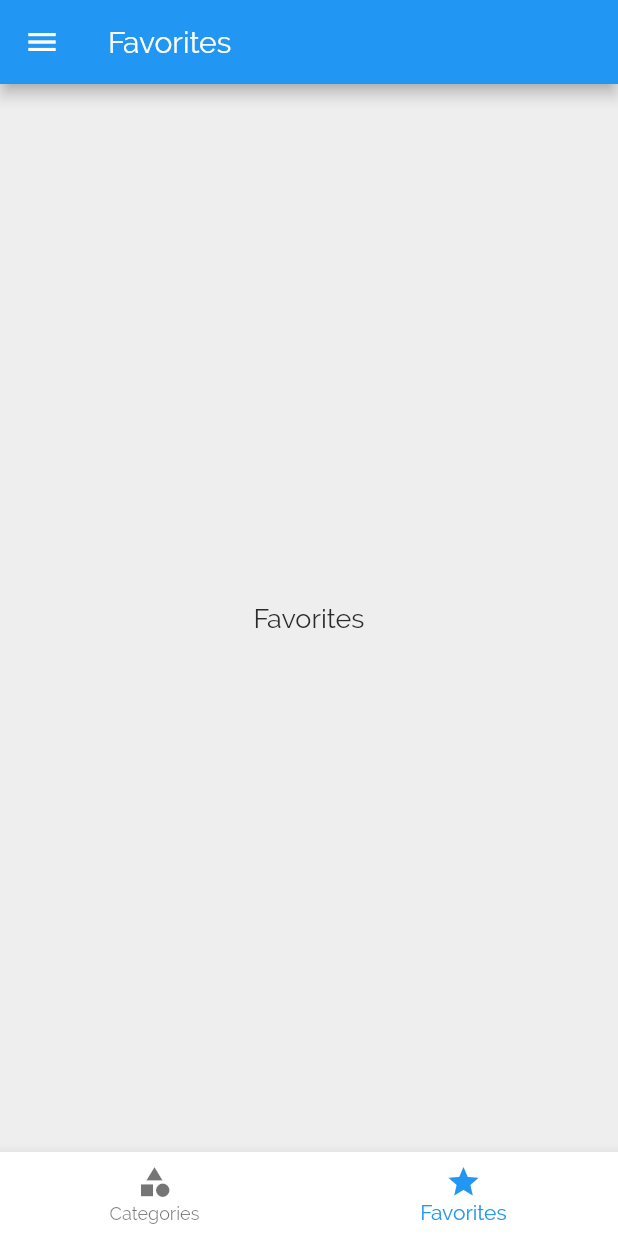
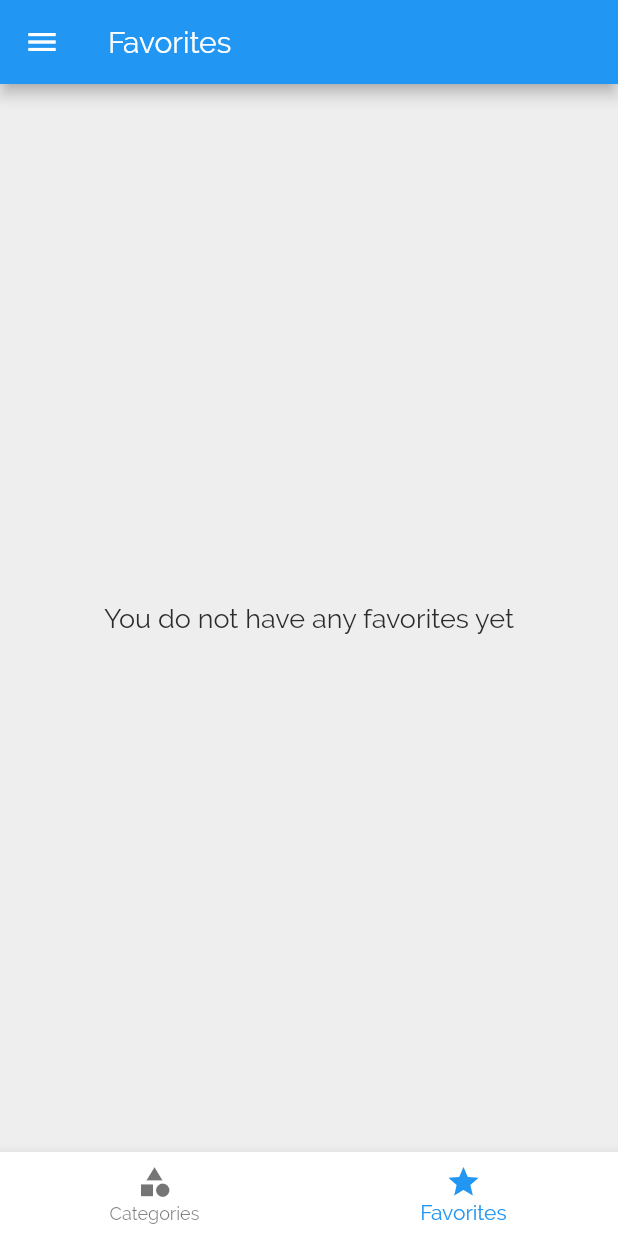
Before and after one commit to mmcguire91/meals_and_recipes, a Flutter app: the screen it shows after launch, item 2 of the bottom bar chosen, on a phone screen of 412 x 824 dp. Run offline on Flutter 3.47's test engine with Material 2 defaults, Android fonts, the phone set to English and light mode, and no system bars.

Commit message:
establishing logic for adding meals as favorites. In progress

```diff
--- a/lib/views/favorites.dart
+++ b/lib/views/favorites.dart
@@ -1,10 +1,17 @@
 import 'package:flutter/material.dart';
 
+import '../models/meal_data_model.dart';
+
 class Favorites extends StatelessWidget {
+  Favorites(this.favoriteMeals);
+
+  final List<Meal> favoriteMeals;
+  //accept the list of favorite meals passed over from main.dart via tabsView
+
   @override
   Widget build(BuildContext context) {
     return Center(
-      child: Text('Favorites'),
+      child: Text('You do not have any favorites yet'),
     );
   }
 }
--- a/lib/views/tabs_view.dart
+++ b/lib/views/tabs_view.dart
@@ -5,31 +5,46 @@ import './categories_view.dart';
 
 import '../widgets/hamburger_menu.dart';
 
+import '../models/meal_data_model.dart';
+
 //TabsView is the tab controller on the appbar
 
 class TabsView extends StatefulWidget {
+  TabsView(this.favoriteMeals);
+
+  final List<Meal> favoriteMeals;
+  //receive list of favoriteMeals from main.dart
+
   @override
   _TabsViewState createState() => _TabsViewState();
 }
 //electing to define statefulWidget because we want the page to update based on user interaction
 
 class _TabsViewState extends State<TabsView> {
-  final List<Map<String, Object>> _pages = [
+  List<Map<String, Object>> _pages;
+
+  int _selectedPageIndex = 0;
+  //the initial value of the index tied to which page the user will view
+  //_selectedPageIndex = 0 --> 0 index value is tied to CategoriesView() which is defined in the items List of the BottomNavigationBar widget
+
+  @override
+  void initState() {
+    _pages = [
       {
         'page': CategoriesView(),
         'title': 'Categories',
       }, //index = 0
       {
-      'page': Favorites(),
+        'page': Favorites(widget.favoriteMeals),
         'title': 'Favorites',
       }, //index = 1
     ];
     //assign a widget to the index the user selects within a new List variable _pages which holds Map values of <String, Object> data types as indeces
     //ensure that the values defined here are tied to the order they appear in the items List of the BottomNavigationBar widget
-
-  int _selectedPageIndex = 0;
-  //the initial value of the index tied to which page the user will view
-  //_selectedPageIndex = 0 --> 0 index value is tied to CategoriesView() which is defined in the items List of the BottomNavigationBar widget
+    super.initState();
+  }
+//we had to move the _pages list into init state due to calling the widget property in Favorites(widget.favoriteMeals).
+//widget is not accessible outside of the Build or init state methods
 
   void _selectPage(int index) {
     setState(() {
```
Also changed, not shown: lib/main.dart (+29 -1 lines). Lines whose indentation alone changed are shown as unchanged.
